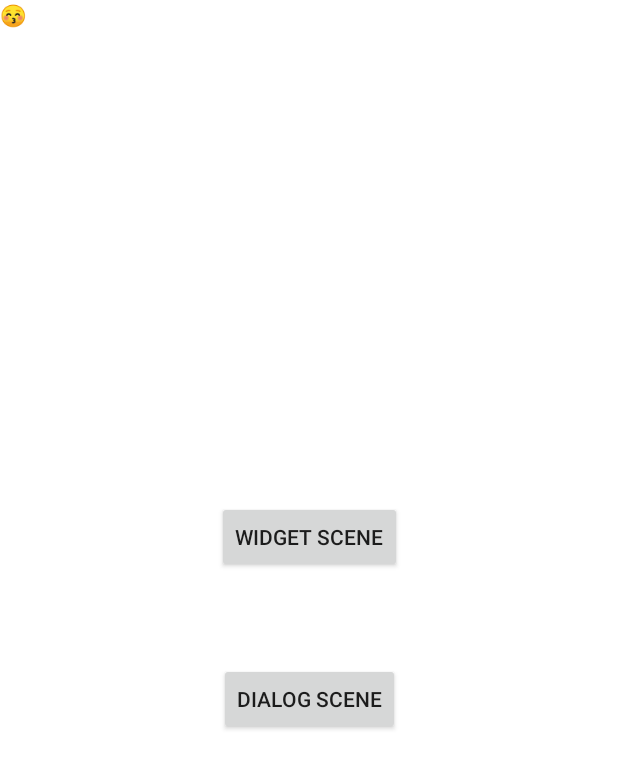
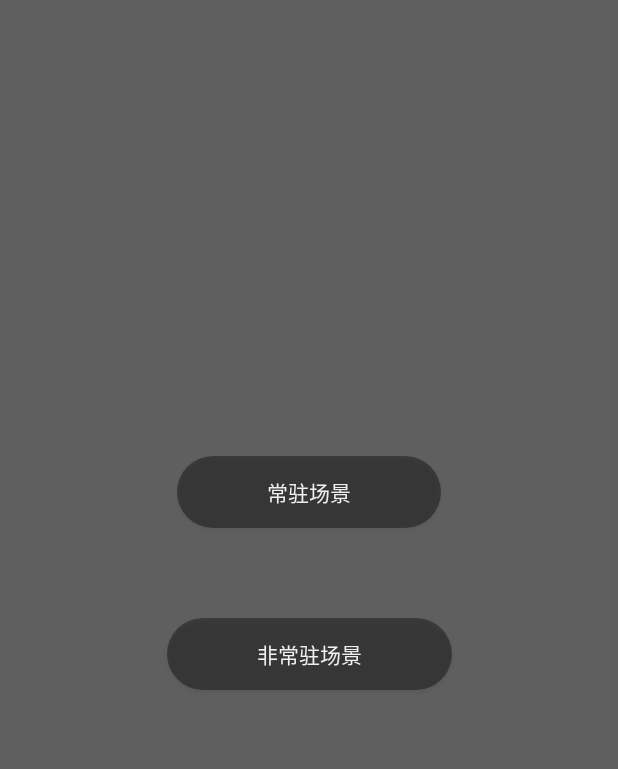
Before and after one commit to Shinyshine90/KeyboardAwareUiKit, an Android app: the screen it shows after launch (MainActivity), on a phone screen of 412 x 824 dp. Shown: the top 769 px of the screen. Run offline under Robolectric (Android 15) with nearby library versions, the phone set to English and light mode, and no system bars.

```diff
--- a/app/src/main/AndroidManifest.xml
+++ b/app/src/main/AndroidManifest.xml
@@ -1,6 +1,8 @@
 <?xml version="1.0" encoding="utf-8"?>
 <manifest xmlns:android="http://schemas.android.com/apk/res/android"
     package="com.example.inputpaneldialog" >
+
+    <uses-permission android:name="android.permission.INTERNET"/>
 
     <application
         android:allowBackup="true"
--- a/app/src/main/java/com/example/inputpaneldialog/MainActivity.kt
+++ b/app/src/main/java/com/example/inputpaneldialog/MainActivity.kt
@@ -4,6 +4,8 @@ import android.content.Intent
 import androidx.appcompat.app.AppCompatActivity
 import android.os.Bundle
 import android.view.View
+import androidx.core.content.ContextCompat
+import com.candy.keyboard_aware.utils.SystemUiUtils
 import com.example.inputpaneldialog.demo.chat.ChatDemoActivity
 import com.example.inputpaneldialog.demo.comment.KeyboardDialogDemoActivity
 
@@ -12,6 +14,8 @@ class MainActivity : AppCompatActivity() {
 
         super.onCreate(savedInstanceState)
         setContentView(R.layout.activity_main)
+        SystemUiUtils.statusBarColor(window, ContextCompat.getColor(this, R.color.black_60))
+        SystemUiUtils.navigationBarColor(window, ContextCompat.getColor(this, R.color.black_60))
 
         findViewById<View>(R.id.btn_widget_demo).setOnClickListener {
             startActivity(Intent(this, ChatDemoActivity::class.java))
--- a/app/src/main/java/com/example/inputpaneldialog/demo/chat/ChatDemoActivity.kt
+++ b/app/src/main/java/com/example/inputpaneldialog/demo/chat/ChatDemoActivity.kt
@@ -2,6 +2,8 @@ package com.example.inputpaneldialog.demo.chat
 
 import androidx.appcompat.app.AppCompatActivity
 import android.os.Bundle
+import androidx.core.content.ContextCompat
+import com.candy.keyboard_aware.utils.SystemUiUtils
 import com.example.inputpaneldialog.R
 import com.example.inputpaneldialog.helper.bindChatView
 import com.example.inputpaneldialog.helper.bindEmoji
@@ -14,7 +16,7 @@ class ChatDemoActivity : AppCompatActivity() {
 
     override fun onCreate(savedInstanceState: Bundle?) {
         super.onCreate(savedInstanceState)
-
+        SystemUiUtils.statusBarColor(window, ContextCompat.getColor(this, R.color.black_60))
         val contentView = ChatKeyboardLayout(this)
         setContentView(contentView)
 
--- a/app/src/main/java/com/example/inputpaneldialog/demo/chat/ChatKeyboardLayout.kt
+++ b/app/src/main/java/com/example/inputpaneldialog/demo/chat/ChatKeyboardLayout.kt
@@ -42,7 +42,7 @@ class ChatKeyboardLayout constructor(context: Context, attrs: AttributeSet? = nu
         val bottomPanelRegistrations = ArrayMap<Int, PanelUi>()
 
         bottomPanelRegistrations[R.id.btn_emoji] = createExactlyHeightPanel(
-            emojiPanel, context.dp2px(360f)
+            emojiPanel, context.dp2px(400f)
         )
 
         bottomPanelRegistrations[R.id.btn_func] =
--- /dev/null
+++ b/app/src/main/res/drawable/bg_input_text.xml
@@ -0,0 +1,5 @@
+<?xml version="1.0" encoding="utf-8"?>
+<shape xmlns:android="http://schemas.android.com/apk/res/android">
+    <solid android:color="@color/black_40"/>
+    <corners android:radius="60dp"/>
+</shape>
--- /dev/null
+++ b/app/src/main/res/drawable/bg_scene_select.xml
@@ -0,0 +1,5 @@
+<?xml version="1.0" encoding="utf-8"?>
+<shape xmlns:android="http://schemas.android.com/apk/res/android">
+    <solid android:color="@color/black_40"/>
+    <corners android:radius="100dp"/>
+</shape>
--- a/app/src/main/res/layout/activity_main.xml
+++ b/app/src/main/res/layout/activity_main.xml
@@ -2,17 +2,20 @@
 <androidx.constraintlayout.widget.ConstraintLayout
     xmlns:android="http://schemas.android.com/apk/res/android"
     xmlns:app="http://schemas.android.com/apk/res-auto"
-    xmlns:tools="http://schemas.android.com/tools"
+    android:background="@color/black_60"
     android:layout_width="match_parent"
     android:layout_height="match_parent">
-
 
     <Button
         android:id="@+id/btn_widget_demo"
         android:layout_width="wrap_content"
         android:layout_height="wrap_content"
-        android:text="widget scene"
+        android:textColor="@color/white_light"
+        android:text="常驻场景"
         android:layout_marginBottom="60dp"
+        android:paddingLeft="60dp"
+        android:paddingRight="60dp"
+        android:background="@drawable/bg_scene_select"
         app:layout_constraintVertical_chainStyle="packed"
         app:layout_constraintEnd_toEndOf="parent"
         app:layout_constraintStart_toStartOf="parent"
@@ -23,15 +26,15 @@
         android:id="@+id/btn_dialog_demo"
         android:layout_width="wrap_content"
         android:layout_height="wrap_content"
-        android:text="dialog scene"
+        android:text="非常驻场景"
+        android:textColor="@color/white_light"
+        android:layout_marginBottom="60dp"
+        android:paddingLeft="60dp"
+        android:paddingRight="60dp"
+        android:background="@drawable/bg_scene_select"
         app:layout_constraintBottom_toBottomOf="parent"
         app:layout_constraintEnd_toEndOf="parent"
         app:layout_constraintStart_toStartOf="parent"
         app:layout_constraintTop_toBottomOf="@+id/btn_widget_demo" />
 
-    <TextView
-        android:text="😚"
-        android:textColor="@color/black"
-        android:layout_width="wrap_content"
-        android:layout_height="wrap_content"/>
 </androidx.constraintlayout.widget.ConstraintLayout>
--- a/app/src/main/res/layout/activity_main_hr.xml
+++ b/app/src/main/res/layout/activity_main_hr.xml
@@ -23,7 +23,7 @@
         android:layout_height="0dp"/>
 
     <TextView
-        android:id="@+id/tvContent"
+        android:id="@+id/rvContent"
         app:layout_constraintRight_toLeftOf="parent"
         app:layout_constraintBottom_toTopOf="parent"
         android:gravity="center"
--- a/app/src/main/res/layout/layout_panel_function.xml
+++ b/app/src/main/res/layout/layout_panel_function.xml
@@ -10,6 +10,8 @@
     <androidx.recyclerview.widget.RecyclerView
         android:id="@+id/rv_function"
         android:layout_marginTop="30dp"
+        android:paddingLeft="20dp"
+        android:paddingRight="20dp"
         app:layout_constraintTop_toTopOf="parent"
         app:layout_constraintLeft_toLeftOf="parent"
         app:layout_constraintRight_toRightOf="parent"
--- a/app/src/main/res/values/colors.xml
+++ b/app/src/main/res/values/colors.xml
@@ -6,6 +6,8 @@
     <color name="teal_200">#FF03DAC5</color>
     <color name="teal_700">#FF018786</color>
     <color name="black">#FF000000</color>
+    <color name="black_40">#60000000</color>
+    <color name="black_60">#A0000000</color>
     <color name="white">#FFFFFFFF</color>
     <color name="white_light">#F0EEEE</color>
 </resources>
```
Also changed, not shown: app/src/main/java/com/example/inputpaneldialog/demo/comment/CommentDemoActivity.kt (renamed from app/src/main/java/com/example/inputpaneldialog/demo/comment/KeyboardDialogDemoActivity.kt, +12 -25 lines), app/src/main/java/com/example/inputpaneldialog/demo/comment/CommentKeyboardDialog.kt (renamed from app/src/main/java/com/example/inputpaneldialog/demo/comment/DemoKeyboardDialog.kt, +22 -3 lines), app/src/main/res/layout/activity_main_pt.xml (+19 -15 lines), 1 other file.
